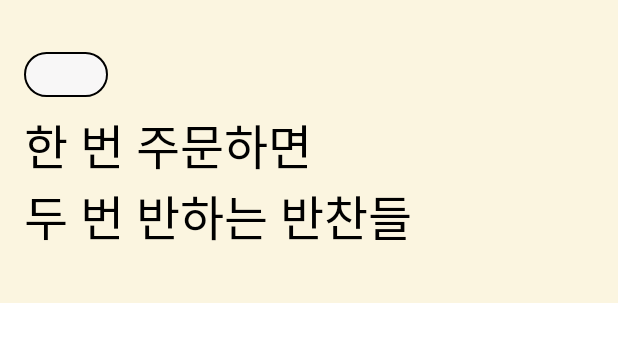
After one commit to aurora32s/android-banchan-05, an Android app: the layout item_home_header.xml on its own in the app's theme, with its tools: preview values and no code run, on a phone screen of 412 x 824 dp. The commit adds this screen. Shown: the top 342 px of the screen. Run offline under Robolectric (Android 15) with nearby library versions, the phone set to English and light mode, and no system bars.

Commit message:
[FEAT] #4 - home recyclerview에 header type item 추가
collapsingToolbar로 만들어두었던 header를 Recyclerview의 첫 아이템으로 추가

```diff
--- a/app/src/main/java/com/seom/banchan/util/mapper/ModelViewHolderMapper.kt
+++ b/app/src/main/java/com/seom/banchan/util/mapper/ModelViewHolderMapper.kt
@@ -3,9 +3,11 @@ package com.seom.banchan.util.mapper
 import android.view.LayoutInflater
 import android.view.ViewGroup
 import com.seom.banchan.databinding.ItemBestMenuBinding
+import com.seom.banchan.databinding.ItemHomeHeaderBinding
 import com.seom.banchan.databinding.ItemMenuSmallBinding
 import com.seom.banchan.ui.adapter.viewholder.ModelViewHolder
 import com.seom.banchan.ui.adapter.viewholder.home.BestMenuViewHolder
+import com.seom.banchan.ui.adapter.viewholder.home.HeaderViewHolder
 import com.seom.banchan.ui.adapter.viewholder.menu.SmallMenuViewHolder
 import com.seom.banchan.ui.model.CellType
 import com.seom.banchan.ui.model.Model
@@ -19,8 +21,8 @@ object ModelViewHolderMapper {
     ): ModelViewHolder<M> {
         val inflater = LayoutInflater.from(parent.context)
         val viewHolder = when (type) {
-            CellType.HEADER_CELL -> BestMenuViewHolder(
-                ItemBestMenuBinding.inflate(inflater, parent, false)
+            CellType.HEADER_CELL -> HeaderViewHolder(
+                ItemHomeHeaderBinding.inflate(inflater, parent, false)
             )
             CellType.MENU_LIST_CELL -> BestMenuViewHolder(
                 ItemBestMenuBinding.inflate(inflater, parent, false)
--- /dev/null
+++ b/app/src/main/res/layout/item_home_header.xml
@@ -0,0 +1,39 @@
+<?xml version="1.0" encoding="utf-8"?>
+<androidx.constraintlayout.widget.ConstraintLayout xmlns:android="http://schemas.android.com/apk/res/android"
+    xmlns:app="http://schemas.android.com/apk/res-auto"
+    xmlns:tools="http://schemas.android.com/tools"
+    android:layout_width="match_parent"
+    android:layout_height="202dp"
+    android:background="@color/primarySurface"
+    android:paddingHorizontal="16dp">
+
+    <androidx.appcompat.widget.AppCompatTextView
+        android:id="@+id/tv_chip"
+        android:layout_width="wrap_content"
+        android:layout_height="wrap_content"
+        android:layout_marginBottom="8dp"
+        android:background="@drawable/background_chip"
+        android:gravity="center"
+        android:minWidth="56dp"
+        android:paddingHorizontal="14dp"
+        android:paddingVertical="8dp"
+        android:textColor="@color/greyScaleBlack"
+        android:textSize="10sp"
+        android:textStyle="bold"
+        android:visibility="visible"
+        app:layout_constraintBottom_toTopOf="@id/tv_header"
+        app:layout_constraintStart_toStartOf="parent"
+        app:layout_constraintTop_toTopOf="parent"
+        app:layout_constraintVertical_chainStyle="packed" />
+
+    <androidx.appcompat.widget.AppCompatTextView
+        android:id="@+id/tv_header"
+        style="@style/HeaderText"
+        android:layout_width="match_parent"
+        android:layout_height="wrap_content"
+        android:gravity="start"
+        app:layout_constraintBottom_toBottomOf="parent"
+        app:layout_constraintTop_toBottomOf="@id/tv_chip"
+        tools:text="@string/header_best" />
+
+</androidx.constraintlayout.widget.ConstraintLayout>
```
Also changed, not shown: app/src/main/java/com/seom/banchan/ui/adapter/viewholder/home/HeaderViewHolder.kt (added, +14 -0 lines), app/src/main/java/com/seom/banchan/ui/home/best/BestFragment.kt (+9 -10 lines), app/src/main/java/com/seom/banchan/ui/model/home/HeaderMenuModel.kt (added, +10 -0 lines), app/src/main/res/layout/fragment_best.xml (+0 -48 lines).
